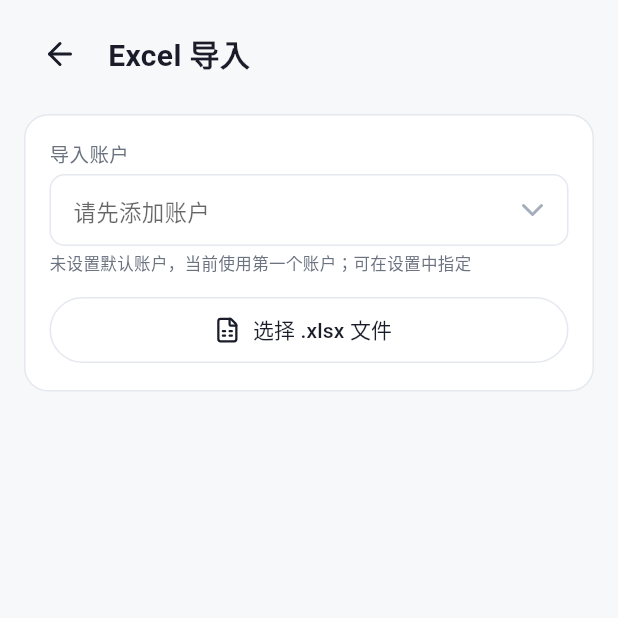
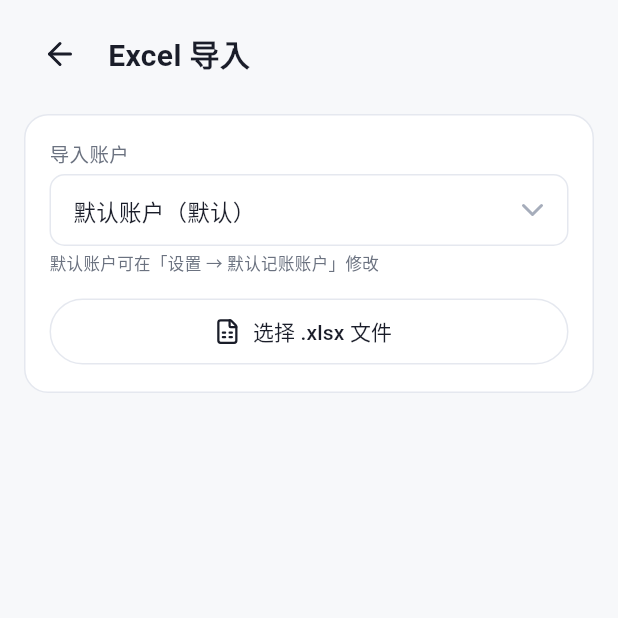
Before and after one commit to ChuShiZ/accounting-app-design, a Flutter app: the ExcelImportPage screen opened by its route, on a phone screen of 412 x 824 dp, the top half of it. Run offline on Flutter 3.47's test engine with Material 3 defaults, Android fonts, the phone set to English and light mode, and no system bars; our stand-ins replace drift, file_picker, flutter_riverpod, flutter_secure_storage, go_router, image_picker and 1 more; missing offline and left inert: excel; accounts and stored records are empty; generated files the repository leaves out were written again.

Commit message:
feat: 增加系统默认账户（无余额、不可编辑删除）

```diff
--- a/jizhang-flutter/lib/组件/账户展示.dart
+++ b/jizhang-flutter/lib/组件/账户展示.dart
@@ -64,6 +64,8 @@
       return '信用卡';
     case 'deposit':
       return '存单';
+    case 'default':
+      return '默认账户';
     case 'loan':
       return '贷款';
     case 'cash':
@@ -148,6 +150,8 @@
       }
       final maturity = DateTime.fromMillisecondsSinceEpoch(deposit.maturityAt);
       return '${(deposit.rateBp / 100).toStringAsFixed(2)}% · ${deposit.termMonths}个月 · 到期 ${formatDate(maturity)}';
+    case 'default':
+      return '系统账户 · 不参与余额统计';
     case 'loan':
       final loan = view.loan;
       if (loan == null) return '贷款';
--- a/jizhang-flutter/lib/页面/Excel导入页.dart
+++ b/jizhang-flutter/lib/页面/Excel导入页.dart
@@ -34,11 +34,13 @@
     final accountsAsync = ref.watch(accountsProvider);
     final accounts = accountsAsync.valueOrNull ?? const <AccountWithBalance>[];
     final preferred = ref.watch(defaultAccountProvider).valueOrNull;
+    final specialDefault = accounts.where((a) => a.account.type == 'default').firstOrNull?.account.id;
+    final fallbackDefault = preferred != null && accounts.any((a) => a.account.id == preferred)
+        ? preferred
+        : specialDefault;
     final selected = (_accountId != null && accounts.any((a) => a.account.id == _accountId))
         ? _accountId
-        : (preferred != null && accounts.any((a) => a.account.id == preferred)
-            ? preferred
-            : (accounts.isNotEmpty ? accounts.first.account.id : null));
+        : (fallbackDefault ?? (accounts.isNotEmpty ? accounts.first.account.id : null));
     final parsed = _parsed;
     return Scaffold(
       backgroundColor: tokens.surface,
@@ -70,7 +72,7 @@
                         .map((a) => DropdownMenuItem(
                               value: a.account.id,
                               child: Text(
-                                a.account.id == preferred ? '${a.account.name}（默认）' : a.account.name,
+                                a.account.id == fallbackDefault ? '${a.account.name}（默认）' : a.account.name,
                                 overflow: TextOverflow.ellipsis,
                               ),
                             ))
@@ -79,7 +81,7 @@
                   ),
                   SizedBox(height: tokens.space1),
                   Text(
-                    preferred != null
+                    fallbackDefault != null
                         ? '默认账户可在「设置 → 默认记账账户」修改'
                         : '未设置默认账户，当前使用第一个账户；可在设置中指定',
                     style: TextStyle(fontSize: 11, color: tokens.textSecondary),
--- a/jizhang-flutter/lib/页面/资产页.dart
+++ b/jizhang-flutter/lib/页面/资产页.dart
@@ -159,6 +159,7 @@
     final tokens = context.tokens;
     final deposits = accounts.where((a) => a.account.type == 'deposit').toList();
     final groups = <String, List<AccountWithBalance>>{
+      '默认账户': accounts.where((a) => a.account.type == 'default').toList(),
       '账户': accounts.where((a) => ['bank', 'ewallet', 'cash'].contains(a.account.type)).toList(),
       '储值卡': accounts.where((a) => a.account.type == 'stored').toList(),
       '存单': deposits,
@@ -350,6 +351,7 @@
   Widget build(BuildContext context) {
     final tokens = context.tokens;
     final isLiability = view.account.type == 'credit' || view.account.type == 'loan';
+    final isDefault = view.account.type == 'default';
     return InkWell(
       onTap: onTap,
       child: Padding(
@@ -380,6 +382,7 @@
                 ],
               ),
             ),
+            if (!isDefault) ...[
               SizedBox(width: tokens.space2),
               Text(
                 formatCents(isLiability ? view.balance.abs() : view.balance),
@@ -390,6 +393,7 @@
                   fontFeatures: const [FontFeature.tabularFigures()],
                 ),
               ),
+            ],
             SizedBox(width: tokens.space1),
             Icon(LucideIcons.chevronRight, size: 18, color: tokens.textDisabled),
           ],
```
Also changed, not shown: jizhang-flutter/lib/数据/仓库/账户仓库.dart (+36 -7 lines), jizhang-flutter/lib/数据/种子数据.dart (+5 -2 lines), jizhang-flutter/lib/组件/记账表单.dart (+9 -4 lines), jizhang-flutter/lib/组件/账户详情.dart (+24 -0 lines), 6 other files. Lines whose indentation alone changed are shown as unchanged.
